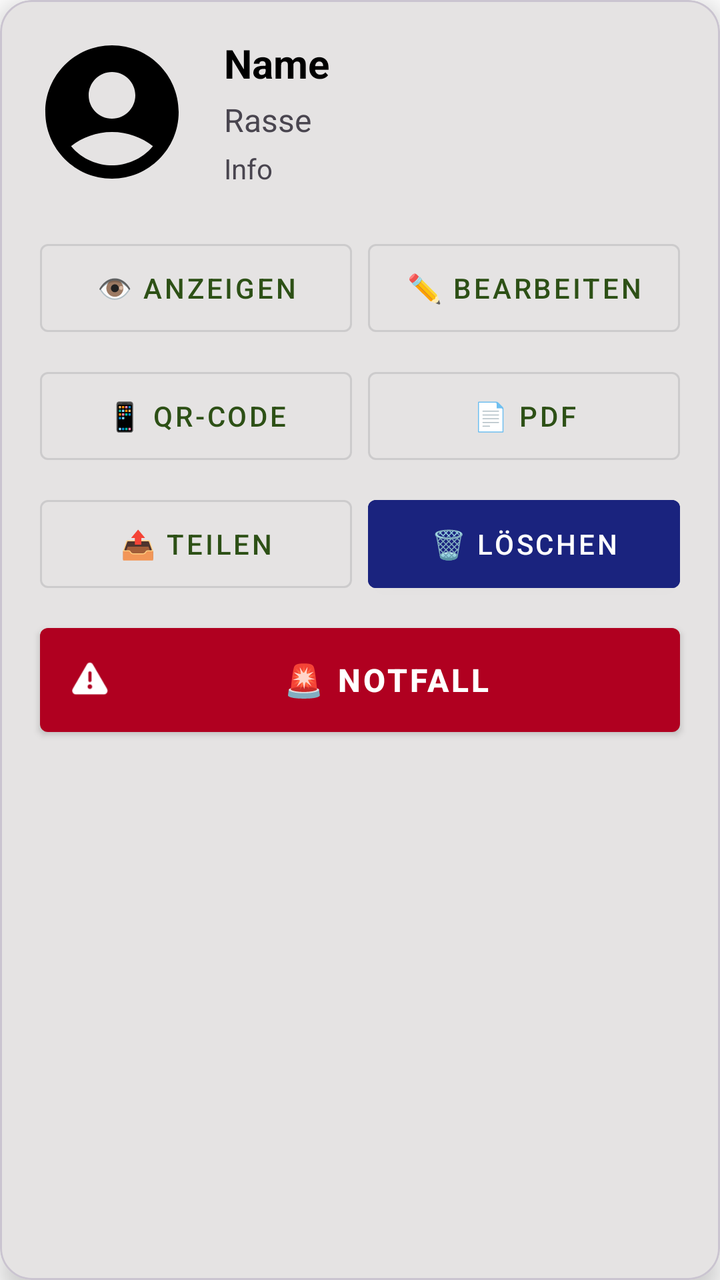
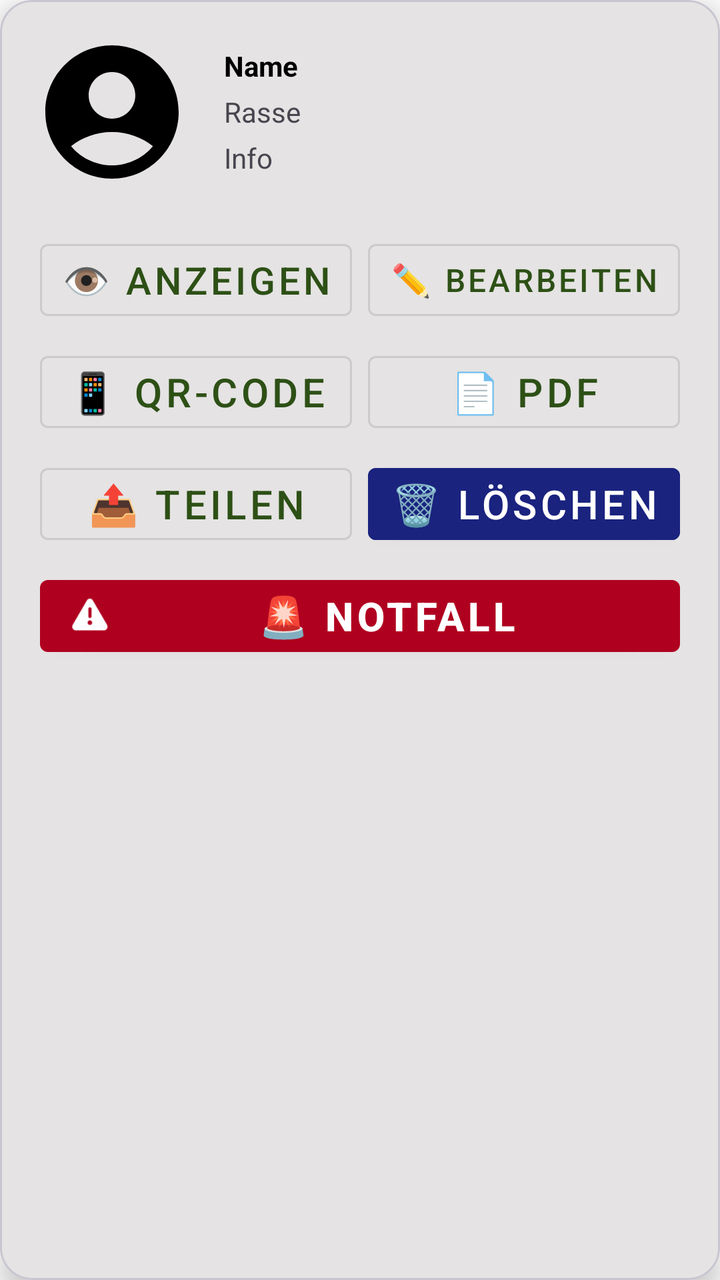

Two renders of the same Android screen: before a commit and after it. Below are the layout's source before the change and the commit's diff.
<!-- AndroidManifest.xml: application theme Theme.HundeWildnis -->
<!-- res/layout/item_dog_profile.xml -->
<?xml version="1.0" encoding="utf-8"?>
<com.google.android.material.card.MaterialCardView
    xmlns:android="http://schemas.android.com/apk/res/android"
    xmlns:app="http://schemas.android.com/apk/res-auto"
    android:layout_width="match_parent"
    android:layout_height="wrap_content"
    android:layout_margin="12dp"
    app:cardCornerRadius="16dp"
    app:cardElevation="8dp"
    android:id="@+id/dogCard">

    <LinearLayout
        android:layout_width="match_parent"
        android:layout_height="wrap_content"
        android:orientation="vertical"
        android:padding="16dp">

        
        <LinearLayout
            android:layout_width="match_parent"
            android:layout_height="wrap_content"
            android:orientation="horizontal"
            android:layout_marginBottom="16dp">

            
            <ImageView
                android:id="@+id/ivPhoto"
                android:layout_width="80dp"
                android:layout_height="80dp"
                android:scaleType="centerCrop"
                android:contentDescription="Hundefoto"
                android:background="@drawable/ic_dog_placeholder"
                app:cornerRadius="12dp" />

            
            <LinearLayout
                android:layout_width="0dp"
                android:layout_height="wrap_content"
                android:layout_weight="1"
                android:orientation="vertical"
                android:layout_marginStart="16dp"
                android:layout_gravity="center_vertical">

                <TextView
                    android:id="@+id/tvName"
                    android:layout_width="wrap_content"
                    android:layout_height="wrap_content"
                    android:text="Name"
                    android:textSize="20sp"
                    android:textStyle="bold"
                    android:textColor="?android:attr/textColorPrimary" />

                <TextView
                    android:id="@+id/tvBreed"
                    android:layout_width="wrap_content"
                    android:layout_height="wrap_content"
                    android:text="Rasse"
                    android:textSize="16sp"
                    android:textColor="?android:attr/textColorSecondary"
                    android:layout_marginTop="4dp" />

                <TextView
                    android:id="@+id/tvInfo"
                    android:layout_width="wrap_content"
                    android:layout_height="wrap_content"
                    android:text="Info"
                    android:textSize="14sp"
                    android:textColor="?android:attr/textColorSecondary"
                    android:layout_marginTop="4dp" />
            </LinearLayout>
        </LinearLayout>

        
        <GridLayout
            android:layout_width="match_parent"
            android:layout_height="wrap_content"
            android:columnCount="2"
            android:rowCount="4"
            android:alignmentMode="alignBounds"
            android:columnOrderPreserved="false">

            
            <com.google.android.material.button.MaterialButton
                android:id="@+id/btnView"
                android:layout_width="0dp"
                android:layout_height="56dp"
                android:layout_columnWeight="1"
                android:layout_margin="4dp"
                android:text="👁 Anzeigen"
                android:textSize="14sp"
                style="@style/Widget.MaterialComponents.Button.OutlinedButton" />

            <com.google.android.material.button.MaterialButton
                android:id="@+id/btnEdit"
                android:layout_width="0dp"
                android:layout_height="56dp"
                android:layout_columnWeight="1"
                android:layout_margin="4dp"
                android:text="✏️ Bearbeiten"
                android:textSize="14sp"
                style="@style/Widget.MaterialComponents.Button.OutlinedButton" />

            
            <com.google.android.material.button.MaterialButton
                android:id="@+id/btnQR"
                android:layout_width="0dp"
                android:layout_height="56dp"
                android:layout_columnWeight="1"
                android:layout_margin="4dp"
                android:text="📱 QR-Code"
                android:textSize="14sp"
                style="@style/Widget.MaterialComponents.Button.OutlinedButton" />

            <com.google.android.material.button.MaterialButton
                android:id="@+id/btnPDF"
                android:layout_width="0dp"
                android:layout_height="56dp"
                android:layout_columnWeight="1"
                android:layout_margin="4dp"
                android:text="📄 PDF"
                android:textSize="14sp"
                style="@style/Widget.MaterialComponents.Button.OutlinedButton" />

            
            <com.google.android.material.button.MaterialButton
                android:id="@+id/btnShare"
                android:layout_width="0dp"
                android:layout_height="56dp"
                android:layout_columnWeight="1"
                android:layout_margin="4dp"
                android:text="📤 Teilen"
                android:textSize="14sp"
                style="@style/Widget.MaterialComponents.Button.OutlinedButton" />

            <com.google.android.material.button.MaterialButton
                android:id="@+id/btnDelete"
                android:layout_width="0dp"
                android:layout_height="56dp"
                android:layout_columnWeight="1"
                android:layout_margin="4dp"
                android:text="🗑️ Löschen"
                android:textSize="14sp"
                android:backgroundTint="#1A237E"
                android:textColor="#FFFFFF"
                style="@style/Widget.MaterialComponents.Button" />

            
            <com.google.android.material.button.MaterialButton
                android:id="@+id/btnEmergency"
                android:layout_width="match_parent"
                android:layout_height="64dp"
                android:layout_columnSpan="2"
                android:layout_margin="4dp"
                android:text="🚨 NOTFALL"
                android:textSize="16sp"
                android:textStyle="bold"
                android:textColor="#FFFFFF"
                app:backgroundTint="#B00020"
                app:icon="@android:drawable/ic_dialog_alert"
                app:iconTint="#FFFFFF"
                style="@style/Widget.MaterialComponents.Button" />
        </GridLayout>

    </LinearLayout>

</com.google.android.material.card.MaterialCardView>
<!-- resources referenced by this layout -->
<resources>
  <style name="Base.Theme.HundeWildnis" parent="Theme.Material3.Light.NoActionBar">
          <item name="colorPrimary">#2d5016</item>
          <item name="colorPrimaryVariant">#1a3009</item>
          <item name="colorOnPrimary">#FFFFFF</item>
          <item name="colorSecondary">#6b8e4e</item>
          <item name="colorSecondaryVariant">#4a6135</item>
          <item name="colorOnSecondary">#000000</item>
          <item name="android:statusBarColor">?attr/colorPrimaryVariant</item>
  
          <item name="android:navigationBarColor">@android:color/transparent</item>
          <item name="android:windowLightStatusBar">true</item>
          <item name="android:windowLightNavigationBar">true</item>
          <item name="android:enforceNavigationBarContrast" tools:targetApi="q">false</item>
          <item name="android:enforceStatusBarContrast" tools:targetApi="q">false</item>
  
          
          <item name="colorAccent">#2d5016</item>
          <item name="android:textColorPrimary">#000000</item>
  
          
          <item name="materialAlertDialogTheme">@style/AlertDialogTheme</item>
  
          
          <item name="actionMenuTextColor">#FFFFFF</item>
  
          
          <item name="android:windowBackground">#FFFFFF</item>
          <item name="android:colorBackground">#FFFFFF</item>
      </style>
  <style name="AlertDialogTheme" parent="ThemeOverlay.Material3.MaterialAlertDialog">
          
          <item name="colorSurface">#FFFFFF</item>
  
          
          <item name="colorOnSurface">#000000</item>
          <item name="android:textColorPrimary">#000000</item>
  
          
          <item name="buttonBarPositiveButtonStyle">@style/DialogButtonStyle.Light</item>
          <item name="buttonBarNegativeButtonStyle">@style/DialogButtonStyle.Light</item>
          <item name="buttonBarNeutralButtonStyle">@style/DialogButtonStyle.Light</item>
      </style>
  <style name="DialogButtonStyle.Light" parent="Widget.Material3.Button.TextButton.Dialog">
          
          <item name="android:textColor">#2d5016</item>
  
          
          <item name="backgroundTint">@android:color/transparent</item>
  
          
          <item name="rippleColor">#332d5016</item>
      </style>
  <!-- unchanged entries left out for length: 2 -->
</resources>

<!-- the commit's change to res/layout/item_dog_profile.xml (unified diff, before → after) -->
@@ -46,7 +46,7 @@
                     android:layout_width="wrap_content"
                     android:layout_height="wrap_content"
                     android:text="Name"
-                    android:textSize="20sp"
+                    android:textSize="@dimen/text_body_medium"
                     android:textStyle="bold"
                     android:textColor="?android:attr/textColorPrimary" />
 
@@ -55,7 +55,7 @@
                     android:layout_width="wrap_content"
                     android:layout_height="wrap_content"
                     android:text="Rasse"
-                    android:textSize="16sp"
+                    android:textSize="@dimen/text_body_medium"
                     android:textColor="?android:attr/textColorSecondary"
                     android:layout_marginTop="4dp" />
 
@@ -64,7 +64,7 @@
                     android:layout_width="wrap_content"
                     android:layout_height="wrap_content"
                     android:text="Info"
-                    android:textSize="14sp"
+                    android:textSize="@dimen/text_body_medium"
                     android:textColor="?android:attr/textColorSecondary"
                     android:layout_marginTop="4dp" />
             </LinearLayout>
@@ -83,63 +83,87 @@
             <com.google.android.material.button.MaterialButton
                 android:id="@+id/btnView"
                 android:layout_width="0dp"
-                android:layout_height="56dp"
+                android:layout_height="wrap_content"
                 android:layout_columnWeight="1"
                 android:layout_margin="4dp"
                 android:text="👁 Anzeigen"
-                android:textSize="14sp"
+                android:textSize="@dimen/text_body_medium"
+                android:maxLines="1"
+                android:ellipsize="end"
+                android:paddingStart="8dp"
+                android:paddingEnd="8dp"
                 style="@style/Widget.MaterialComponents.Button.OutlinedButton" />
 
             <com.google.android.material.button.MaterialButton
                 android:id="@+id/btnEdit"
                 android:layout_width="0dp"
-                android:layout_height="56dp"
+                android:layout_height="wrap_content"
                 android:layout_columnWeight="1"
                 android:layout_margin="4dp"
                 android:text="✏️ Bearbeiten"
-                android:textSize="14sp"
+                android:textSize="@dimen/text_body_medium"
+                android:maxLines="1"
+                android:ellipsize="end"
+                android:paddingStart="8dp"
+                android:paddingEnd="8dp"
                 style="@style/Widget.MaterialComponents.Button.OutlinedButton" />
 
             
             <com.google.android.material.button.MaterialButton
                 android:id="@+id/btnQR"
                 android:layout_width="0dp"
-                android:layout_height="56dp"
+                android:layout_height="wrap_content"
                 android:layout_columnWeight="1"
                 android:layout_margin="4dp"
                 android:text="📱 QR-Code"
-                android:textSize="14sp"
+                android:textSize="@dimen/text_body_medium"
+                android:maxLines="1"
+                android:ellipsize="end"
+                android:paddingStart="8dp"
+                android:paddingEnd="8dp"
                 style="@style/Widget.MaterialComponents.Button.OutlinedButton" />
 
             <com.google.android.material.button.MaterialButton
                 android:id="@+id/btnPDF"
                 android:layout_width="0dp"
-                android:layout_height="56dp"
+                android:layout_height="wrap_content"
                 android:layout_columnWeight="1"
                 android:layout_margin="4dp"
                 android:text="📄 PDF"
-                android:textSize="14sp"
+                android:textSize="@dimen/text_body_medium"
+                android:maxLines="1"
+                android:ellipsize="end"
+                android:paddingStart="8dp"
+                android:paddingEnd="8dp"
                 style="@style/Widget.MaterialComponents.Button.OutlinedButton" />
 
             
             <com.google.android.material.button.MaterialButton
                 android:id="@+id/btnShare"
                 android:layout_width="0dp"
-                android:layout_height="56dp"
+                android:layout_height="wrap_content"
                 android:layout_columnWeight="1"
                 android:layout_margin="4dp"
                 android:text="📤 Teilen"
-                android:textSize="14sp"
+                android:textSize="@dimen/text_body_medium"
+                android:maxLines="1"
+                android:ellipsize="end"
+                android:paddingStart="8dp"
+                android:paddingEnd="8dp"
                 style="@style/Widget.MaterialComponents.Button.OutlinedButton" />
 
             <com.google.android.material.button.MaterialButton
                 android:id="@+id/btnDelete"
                 android:layout_width="0dp"
-                android:layout_height="56dp"
+                android:layout_height="wrap_content"
                 android:layout_columnWeight="1"
                 android:layout_margin="4dp"
                 android:text="🗑️ Löschen"
-                android:textSize="14sp"
+                android:textSize="@dimen/text_body_medium"
+                android:maxLines="1"
+                android:ellipsize="end"
+                android:paddingStart="8dp"
+                android:paddingEnd="8dp"
                 android:backgroundTint="#1A237E"
                 android:textColor="#FFFFFF"
                 style="@style/Widget.MaterialComponents.Button" />
@@ -148,13 +172,14 @@
             <com.google.android.material.button.MaterialButton
                 android:id="@+id/btnEmergency"
                 android:layout_width="match_parent"
-                android:layout_height="64dp"
+                android:layout_height="wrap_content"
                 android:layout_columnSpan="2"
                 android:layout_margin="4dp"
                 android:text="🚨 NOTFALL"
-                android:textSize="16sp"
+                android:textSize="@dimen/text_body_medium"
                 android:textStyle="bold"
                 android:textColor="#FFFFFF"
+                android:maxLines="1"
                 app:backgroundTint="#B00020"
                 app:icon="@android:drawable/ic_dialog_alert"
                 app:iconTint="#FFFFFF"
<!-- resource entries referenced after the edit -->
@@ -1,17 +1,21 @@
 <!-- resources referenced by this layout -->
 <resources>
+  <dimen name="text_body_medium">14sp</dimen>
   <style name="Base.Theme.HundeWildnis" parent="Theme.Material3.Light.NoActionBar">
+          
+          <item name="materialButtonStyle">@style/Widget.App.Button</item>
+  
           <item name="colorPrimary">#2d5016</item>
           <item name="colorPrimaryVariant">#1a3009</item>
           <item name="colorOnPrimary">#FFFFFF</item>
           <item name="colorSecondary">#6b8e4e</item>
           <item name="colorSecondaryVariant">#4a6135</item>
           <item name="colorOnSecondary">#000000</item>
-          <item name="android:statusBarColor">?attr/colorPrimaryVariant</item>
-  
+          <item name="android:statusBarColor">@android:color/transparent</item>
           <item name="android:navigationBarColor">@android:color/transparent</item>
+          <item name="android:windowDrawsSystemBarBackgrounds">true</item>
           <item name="android:windowLightStatusBar">true</item>
-          <item name="android:windowLightNavigationBar">true</item>
+          <item name="android:windowLightNavigationBar" tools:targetApi="27">true</item>
           <item name="android:enforceNavigationBarContrast" tools:targetApi="q">false</item>
           <item name="android:enforceStatusBarContrast" tools:targetApi="q">false</item>
   
@@ -21,13 +25,26 @@
   
           
           <item name="materialAlertDialogTheme">@style/AlertDialogTheme</item>
+          <item name="alertDialogTheme">@style/AlertDialogTheme</item>
   
           
           <item name="actionMenuTextColor">#FFFFFF</item>
+          <item name="actionOverflowButtonStyle">@style/Widget.App.Overflow</item>
   
           
           <item name="android:windowBackground">#FFFFFF</item>
           <item name="android:colorBackground">#FFFFFF</item>
+      </style>
+  <style name="Widget.App.Button" parent="Widget.Material3.Button">
+          <item name="autoSizeTextType">uniform</item>
+          <item name="autoSizeMinTextSize">12sp</item>
+          <item name="autoSizeMaxTextSize">@dimen/text_button_large</item>
+          <item name="autoSizeStepGranularity">1sp</item>
+          <item name="android:maxLines">2</item>
+          <item name="android:ellipsize">end</item>
+          <item name="android:paddingStart">16dp</item>
+          <item name="android:paddingEnd">16dp</item>
+          <item name="android:minHeight">60dp</item>
       </style>
   <style name="AlertDialogTheme" parent="ThemeOverlay.Material3.MaterialAlertDialog">
           
@@ -41,10 +58,39 @@
           <item name="buttonBarPositiveButtonStyle">@style/DialogButtonStyle.Light</item>
           <item name="buttonBarNegativeButtonStyle">@style/DialogButtonStyle.Light</item>
           <item name="buttonBarNeutralButtonStyle">@style/DialogButtonStyle.Light</item>
+  
+          
+          <item name="buttonBarStyle">@style/Widget.App.ButtonBar</item>
+  
+          
+          <item name="android:buttonStyle">@style/DialogButtonStyle.Light</item>
       </style>
+  <style name="Widget.App.Overflow" parent="Widget.AppCompat.ActionButton.Overflow">
+          <item name="android:src">@drawable/ic_menu_hamburger</item>
+      </style>
+  <dimen name="text_button_large">20sp</dimen>
   <style name="DialogButtonStyle.Light" parent="Widget.Material3.Button.TextButton.Dialog">
           
           <item name="android:textColor">#2d5016</item>
+  
+          
+          <item name="android:textSize">13sp</item>
+          <item name="android:textAllCaps">false</item>
+          <item name="android:maxLines">2</item>
+          <item name="android:singleLine">false</item>
+          <item name="android:ellipsize">none</item>
+          <item name="autoSizeTextType">uniform</item>
+          <item name="autoSizeMinTextSize">10sp</item>
+          <item name="autoSizeMaxTextSize">16sp</item>
+  
+          
+          <item name="android:paddingStart">2dp</item>
+          <item name="android:paddingEnd">2dp</item>
+          <item name="android:minWidth">0dp</item>
+          <item name="android:insetLeft">0dp</item>
+          <item name="android:insetRight">0dp</item>
+          <item name="android:insetTop">0dp</item>
+          <item name="android:insetBottom">0dp</item>
   
           
           <item name="backgroundTint">@android:color/transparent</item>
@@ -52,6 +98,19 @@
           
           <item name="rippleColor">#332d5016</item>
       </style>
+  <style name="Widget.App.ButtonBar" parent="Widget.AppCompat.ButtonBar.AlertDialog">
+          <item name="android:padding">0dp</item>
+      </style>
+  <!-- drawable ic_menu_hamburger (drawable) -->
+  <vector xmlns:android="http://schemas.android.com/apk/res/android"
+      android:width="24dp"
+      android:height="24dp"
+      android:viewportWidth="24"
+      android:viewportHeight="24">
+      <path
+          android:fillColor="#FFFFFF"
+          android:pathData="M3,18h18v-2H3V18z M3,13h18v-2H3V13z M3,6v2h18V6H3z" />
+  </vector>
   <!-- unchanged entries left out for length: 2 -->
 </resources>
 
